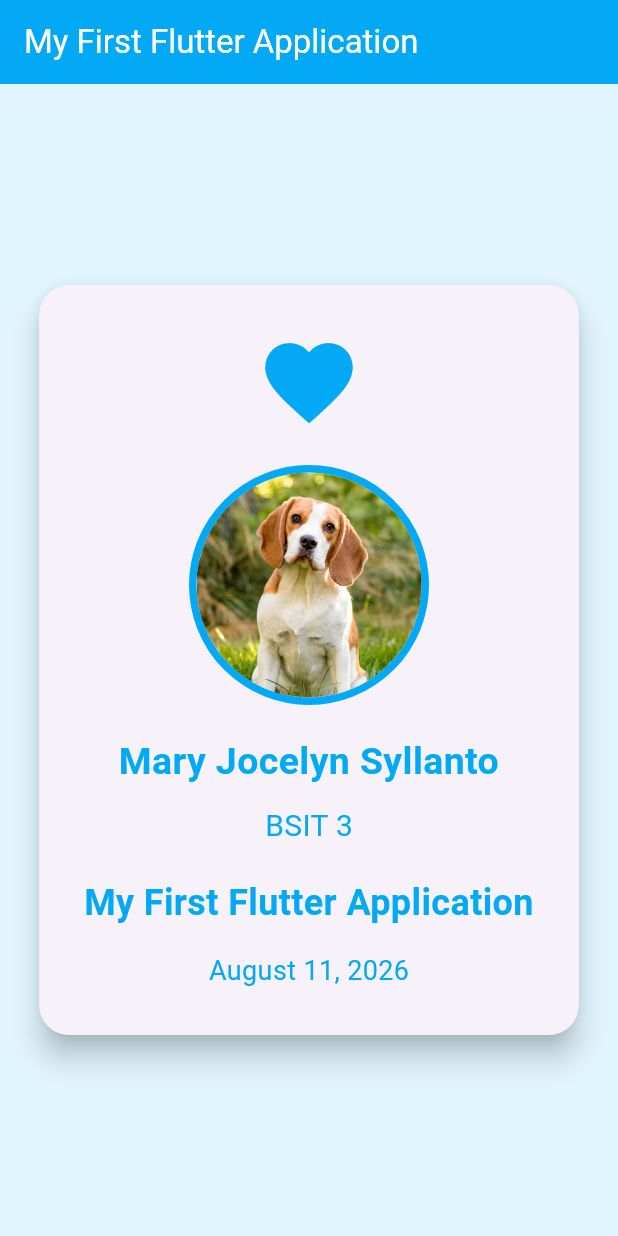
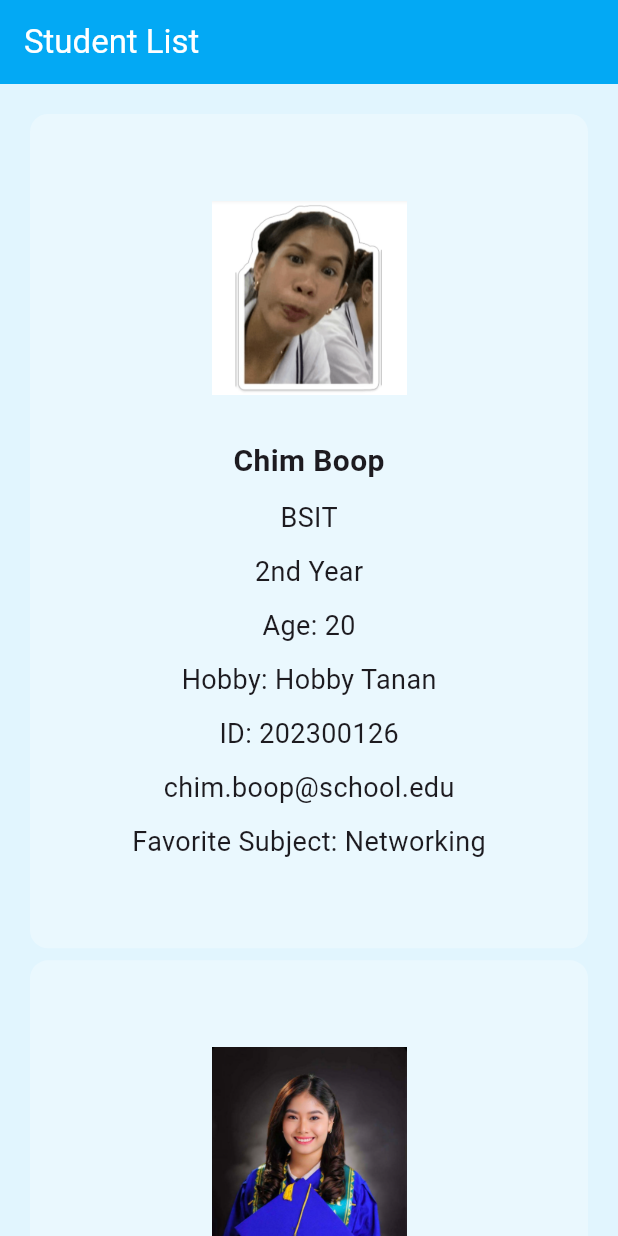
Before and after one commit to MjSyllanto/IT314AB_SYLLANTO, a Flutter app: the screen it shows after launch, on a phone screen of 412 x 824 dp. Run offline on Flutter 3.47's test engine with Material 3 defaults, Android fonts, the phone set to English and light mode, and no system bars.

Commit message:
feat: submit  activity 4:feature/student-list

```diff
--- a/my_first_flutter_project_emji/lib/main.dart
+++ b/my_first_flutter_project_emji/lib/main.dart
@@ -11,117 +11,196 @@ class MyApp extends StatelessWidget {
   Widget build(BuildContext context) {
     return MaterialApp(
       debugShowCheckedModeBanner: false,
-      home: Scaffold(
+      title: 'Student List',
+      home: const StudentListPage(),
+    );
+  }
+}
+
+class Student {
+  final String image;
+  final String name;
+  final String course;
+  final String yearLevel;
+  final int age;
+  final String hobby;
+  final String studentId;
+  final String email;
+  final String favoriteSubject;
+
+  const Student({
+    required this.image,
+    required this.name,
+    required this.course,
+    required this.yearLevel,
+    required this.age,
+    required this.hobby,
+    required this.studentId,
+    required this.email,
+    required this.favoriteSubject,
+  });
+}
+
+const List<Student> students = [
+  Student(
+    image: 'assets/dog.webp',
+    name: 'Mary Jocelyn Syllanto',
+    course: 'BSIT',
+    yearLevel: '3rd Year',
+    age: 20,
+    hobby: 'Drinking Secret',
+    studentId: '202300123',
+    email: 'mary.syllanto@school.edu',
+    favoriteSubject: 'Math',
+  ),
+  Student(
+    image: 'assets/marianne.JPG',
+    name: 'Maryan Gridwan',
+    course: 'BSIT',
+    yearLevel: '3rd Year',
+    age: 21,
+    hobby: 'Playing Mobile Legends',
+    studentId: '202300124',
+    email: 'maryan.gridwan@school.edu',
+    favoriteSubject: 'Networking',
+  ),
+  Student(
+    image: 'assets/mav1.JPG',
+    name: 'Mav Sumalangitka',
+    course: 'BSCS',
+    yearLevel: '1st Year',
+    age: 19,
+    hobby: 'Dancing',
+    studentId: '202300125',
+    email: 'mav.sumalangitka@school.edu',
+    favoriteSubject: 'Recess',
+  ),
+  Student(
+    image: 'assets/chim.PNG',
+    name: 'Chim Boop',
+    course: 'BSIT',
+    yearLevel: '2nd Year',
+    age: 20,
+    hobby: 'Hobby Tanan',
+    studentId: '202300126',
+    email: 'chim.boop@school.edu',
+    favoriteSubject: 'Networking',
+  ),
+  Student(
+    image: 'assets/krylle.PNG',
+    name: 'Karylle Buta',
+    course: 'BSIS',
+    yearLevel: '3rd Year',
+    age: 21,
+    hobby: 'Magpakatanga',
+    studentId: '202300127',
+    email: 'karylle.buta@school.edu',
+    favoriteSubject: 'Information Systems',
+  ),
+  Student(
+    image: 'assets/jolya.JPG',
+    name: 'Julia Yashika Kong',
+    course: 'BSIT',
+    yearLevel: '3rd Year',
+    age: 20,
+    hobby: 'Depende sa uso',
+    studentId: '202300128',
+    email: 'julia.kong@school.edu',
+    favoriteSubject: 'GEC',
+  ),
+];
+
+final List<Student> sortedStudents = List<Student>.from(students)
+  ..sort((a, b) => a.name.compareTo(b.name));
+
+class StudentListPage extends StatelessWidget {
+  const StudentListPage({super.key});
+
+  @override
+  Widget build(BuildContext context) {
+    return Scaffold(
       backgroundColor: Colors.lightBlue[50],
-
       appBar: AppBar(
         backgroundColor: Colors.lightBlue,
         title: const Text(
-            'My First Flutter Application',
-            style: TextStyle(
-              color: Colors.white,
-            ),
+          'Student List',
+          style: TextStyle(color: Colors.white),
         ),
       ),
 
-        body: Center(
-          child: Card(
-            margin: const EdgeInsets.all(25),
-            elevation: 8,
-            shape: RoundedRectangleBorder(
-              borderRadius: BorderRadius.circular(20),
-            ),
-
-            child: Padding(
-              padding: const EdgeInsets.all(30),
-
-              child: Column(
-                mainAxisSize: MainAxisSize.min,
-                children: [
-
-                  // Heart icon
-                  const Icon(
-                    Icons.favorite,
-                    size: 70,
-                    color: Colors.lightBlue,
-                  ),
-
-                  const SizedBox(height: 20),
-
-                  // Circular profile picture
-                  Container(
-                    width: 160,
-                    height: 160,
-                    decoration: BoxDecoration(
-                      shape: BoxShape.circle,
-                      border: Border.all(
-                        color: Colors.lightBlue,
-                        width: 5,
-                      ),
-                    ),
-
-                    child: ClipOval(
-                      child: Image.asset(
-                        'assets/dog.webp',
-                        width: 150,
-                        height: 150,
-                        fit: BoxFit.cover,
-                      ),
-                    ),
-                  ),
-
-                  const SizedBox(height: 20),
-
-                  // Name
-                  const Text(
-                    'Mary Jocelyn Syllanto',
-                    textAlign: TextAlign.center,
+      body: sortedStudents.isEmpty
+          ? const Center(
+              child: Text(
+                'No students found.',
                 style: TextStyle(
-                      fontSize: 25,
+                  fontSize: 20,
                   fontWeight: FontWeight.bold,
                   color: Colors.lightBlue,
                 ),
               ),
+            )
+          : ListView.builder(
+              padding: const EdgeInsets.all(16),
+              itemCount: sortedStudents.length,
+              itemBuilder: (context, index) {
+                final student = sortedStudents[index];
+
+                return Card(
+                  color: Colors.white.withOpacity(0.3),
+                  elevation: 0,
+                  child: Padding(
+                    padding: const EdgeInsets.all(8),
+                    child: Column(
+                      mainAxisAlignment: MainAxisAlignment.center,
+                      children: [
+                        const SizedBox(height: 50),
+
+                        Image.asset(student.image, width: 130),
+
+                        const SizedBox(height: 30),
+
+                        Text(
+                          student.name,
+                          style: const TextStyle(
+                            fontSize: 20,
+                            fontWeight: FontWeight.bold,
+                          ),
+                        ), // Text
 
                         const SizedBox(height: 10),
 
-                  // Course
-                  const Text(
-                    'BSIT 3',
-                    style: TextStyle(
-                      fontSize: 20,
-                      color: Colors.lightBlue,
-                    ),
-                  ),
+                        Text(student.course, style: const TextStyle(fontSize: 18)),
 
-                  const SizedBox(height: 20),
+                        const SizedBox(height: 10),
 
-                  // Application title
-                  const Text(
-                    'My First Flutter Application',
-                    textAlign: TextAlign.center,
-                    style: TextStyle(
-                      fontSize: 24,
-                      fontWeight: FontWeight.bold,
-                      color: Colors.lightBlue,
-                    ),
-                  ),
+                        Text(student.yearLevel, style: const TextStyle(fontSize: 18)),
 
-                  const SizedBox(height: 15),
+                        const SizedBox(height: 10),
 
-                  // Date
-                  const Text(
-                    'August 11, 2026',
-                    style: TextStyle(
-                      fontSize: 18,
-                      color: Colors.lightBlue,
-                    ),
-                  ),
+                        Text('Age: ${student.age}', style: const TextStyle(fontSize: 18)),
+
+                        const SizedBox(height: 10),
+
+                        Text('Hobby: ${student.hobby}', style: const TextStyle(fontSize: 18)),
+
+                        const SizedBox(height: 10),
+
+                        Text('ID: ${student.studentId}', style: const TextStyle(fontSize: 18)),
+
+                        const SizedBox(height: 10),
+
+                        Text(student.email, style: const TextStyle(fontSize: 18)),
+
+                        const SizedBox(height: 10),
+
+                        Text('Favorite Subject: ${student.favoriteSubject}', style: const TextStyle(fontSize: 18)),
+
+                        const SizedBox(height: 50),
                       ],
-              ),
-            ),
-          ),
-        ),
+                    ), // Column
+                  ), // Padding
+                ); // Card
+              },
             ),
     );
   }
--- a/my_first_flutter_project_emji/pubspec.yaml
+++ b/my_first_flutter_project_emji/pubspec.yaml
@@ -26,3 +26,8 @@ flutter:
 
   assets:
     - assets/dog.webp
+    - assets/chim.PNG
+    - assets/krylle.PNG
+    - assets/marianne.JPG
+    - assets/mav1.JPG
+    - assets/jolya.JPG
```
Also changed, not shown: my_first_flutter_project_emji/assets/chim.PNG (added), my_first_flutter_project_emji/assets/jolya.JPG (added), my_first_flutter_project_emji/assets/krylle.PNG (added), my_first_flutter_project_emji/assets/marianne.JPG (added), my_first_flutter_project_emji/assets/mav1.JPG (added). Lines whose indentation alone changed are shown as unchanged.
